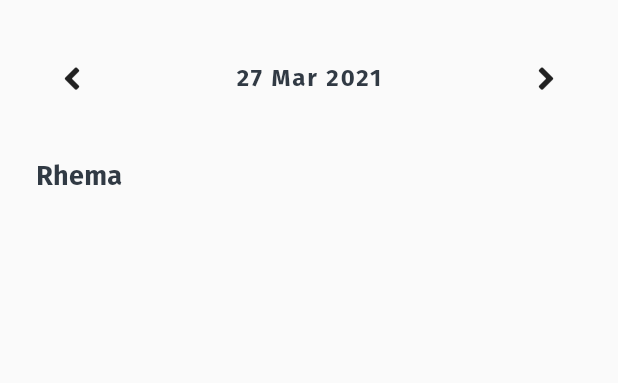
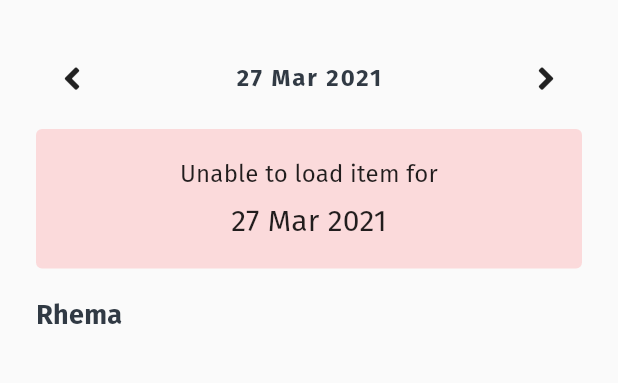
Before and after one commit to kalianto/bible_study, a Flutter app: the Home screen opened by its route, on a phone screen of 412 x 824 dp, the part 78-461 px from its top. Run offline on Flutter 3.47's test engine with Material 2 defaults, Android fonts, the phone set to English and light mode, and no system bars; our stand-ins replace device_info, font_awesome_flutter, google_nav_bar, scroll_to_index, shared_preferences, sqflite; missing offline and left inert: global_configuration; accounts and stored records are empty; project files that could hold a hidden picture were left out.

Commit message:
added no daily reading item error message

```diff
--- a/lib/views/home/reading_item.dart
+++ b/lib/views/home/reading_item.dart
@@ -1,3 +1,4 @@
+import 'package:flutter/cupertino.dart';
 import 'package:intl/intl.dart';
 import 'package:flutter/material.dart';
 import 'package:font_awesome_flutter/font_awesome_flutter.dart';
@@ -166,6 +167,29 @@ class _ReadingItemState extends State<ReadingItem> {
             return Center(child: Text(snapshot.error));
           }
 
+          print('ConnectionState');
+          print(ConnectionState.active != null);
+          print(ConnectionState.done != null);
+          print(ConnectionState.values);
+          print(snapshot.data.length);
+          if (ConnectionState.done != null && snapshot.data.length == 0) {
+            return Row(children: <Widget>[
+              Expanded(
+                  child: Container(
+                      padding: const EdgeInsets.all(20),
+                      decoration: BoxDecoration(
+                        color: AppTheme.redText.withOpacity(0.2),
+                        borderRadius: AppTheme.borderRadius,
+                      ),
+                      child: Column(children: <Widget>[
+                        Text('Unable to load item for',
+                            textAlign: TextAlign.center, style: AppTheme.subtitle1),
+                        SizedBox(height: 10),
+                        Text(_formatDate(today), style: AppTheme.headline6),
+                      ])))
+            ]);
+          }
+
           return ListView.builder(
             scrollDirection: Axis.vertical,
             shrinkWrap: true,
```
Also changed, not shown: lib/views/bible/index.dart (+14 -5 lines).
